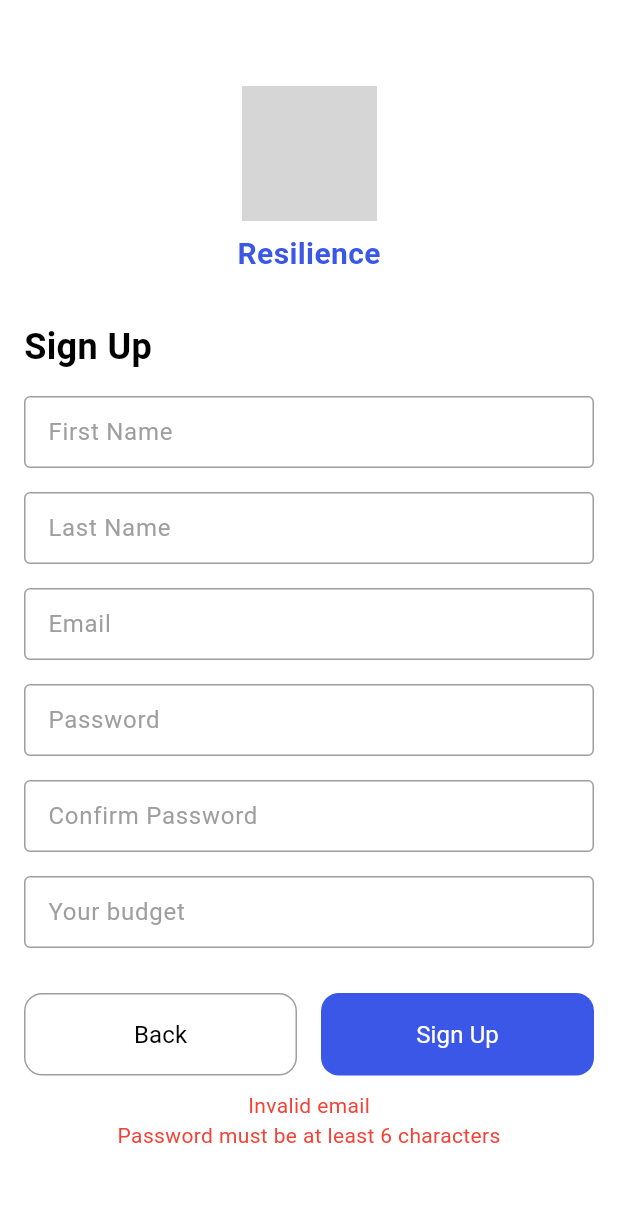
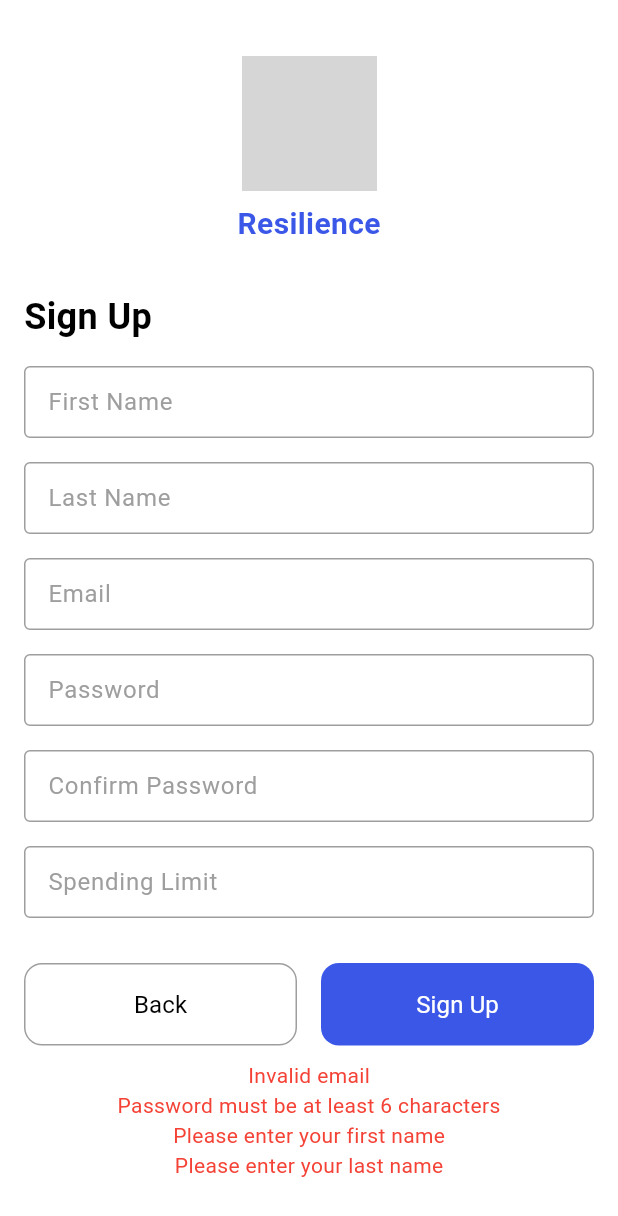
Before and after one commit to Resilliance1/Finance-App, a Flutter app: the RegisterScreen screen opened by its route, after a tap on "Sign Up", on a phone screen of 412 x 824 dp. Shown: the top 1216 px of the screen. Run offline on Flutter 3.47's test engine with Material 3 defaults, Android fonts, the phone set to English and light mode, and no system bars; our stand-ins replace cloud_firestore, firebase_auth, firebase_core, fl_chart, get; accounts and stored records are empty; network calls fail; grey boxes are pictures that could not be loaded.

Commit message:
You can no longer create an account without a First and Last name, changed the Budget text

```diff
--- a/lib/RegisterScreen.dart
+++ b/lib/RegisterScreen.dart
@@ -20,9 +20,13 @@ class _RegisterScreenState extends State<RegisterScreen> {
   bool emailError = false;
   bool passwordError = false;
   bool confirmPasswordError = false;
+  bool fnameError = false;
+  bool lnameError = false;
   String emailErrorMessage = '';
   String passwordErrorMessage = '';
   String confirmPasswordErrorMessage = '';
+  String fnameErrorMessage = '';
+  String lnameErrorMessage = '';
 
   @override
   Widget build(BuildContext context) {
@@ -323,7 +327,7 @@ class _RegisterScreenState extends State<RegisterScreen> {
                         borderSide:
                             BorderSide(color: Color(0xff9e9e9e), width: 1),
                       ),
-                      labelText: "Your budget",
+                      labelText: "Spending Limit",
                       labelStyle: TextStyle(
                         fontWeight: FontWeight.w400,
                         fontStyle: FontStyle.normal,
@@ -384,6 +388,8 @@ class _RegisterScreenState extends State<RegisterScreen> {
                             emailError = !isValidEmail(emailController.text);
                             passwordError = !isValidPassword(passwordController.text);
                             confirmPasswordError = passwordController.text != confPasswordController.text;
+                            fnameError = fnameController.text.isEmpty;
+                            lnameError = lnameController.text.isEmpty;
 
                             if (emailError) {
                               emailErrorMessage = 'Invalid email';
@@ -403,7 +409,19 @@ class _RegisterScreenState extends State<RegisterScreen> {
                               confirmPasswordErrorMessage = '';
                             }
 
-                            if (!emailError && !passwordError && !confirmPasswordError) {
+                            if (fnameError) {
+                              fnameErrorMessage = 'Please enter your first name';
+                            } else {
+                              fnameErrorMessage = '';
+                            }
+
+                            if (lnameError) {
+                              lnameErrorMessage = 'Please enter your last name';
+                            } else {
+                              lnameErrorMessage = '';
+                            }
+
+                            if (!emailError && !passwordError && !confirmPasswordError && !fnameError && !lnameError) {
                               checkExistingEmail();
                             }
                           });
@@ -443,6 +461,16 @@ class _RegisterScreenState extends State<RegisterScreen> {
                 if (confirmPasswordError)
                   Text(
                     confirmPasswordErrorMessage,
+                    style: TextStyle(color: Colors.red),
+                  ),
+                if (fnameError)
+                  Text(
+                    fnameErrorMessage,
+                    style: TextStyle(color: Colors.red),
+                  ),
+                if (lnameError)
+                  Text(
+                    lnameErrorMessage,
                     style: TextStyle(color: Colors.red),
                   ),
               ],
```
